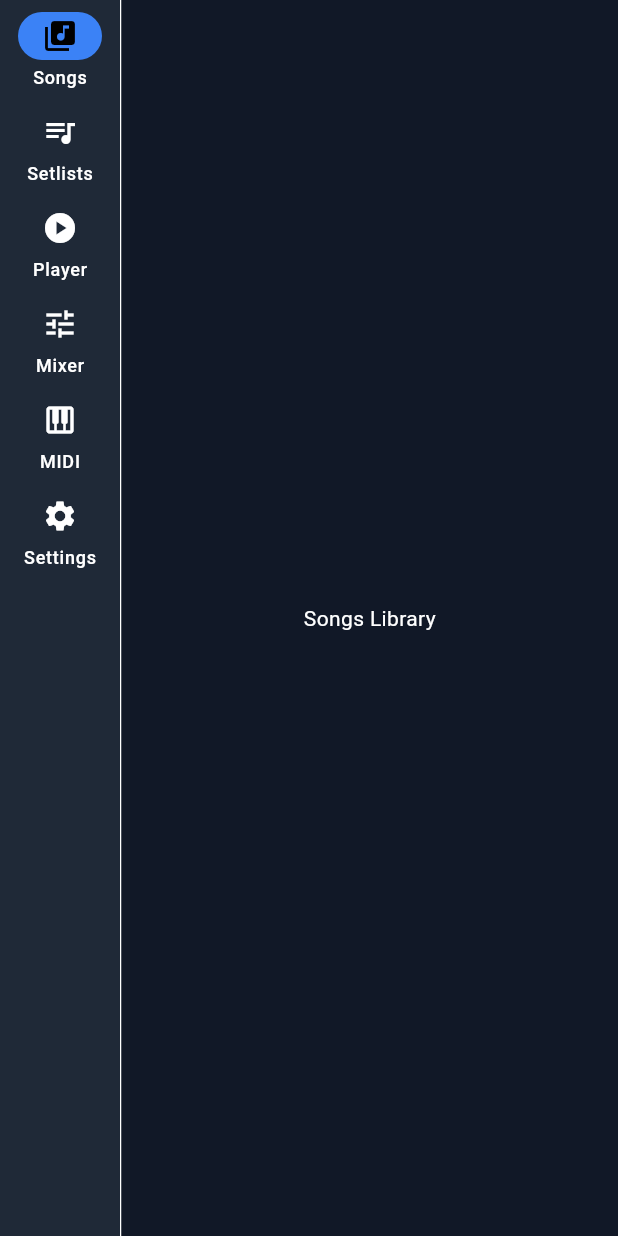
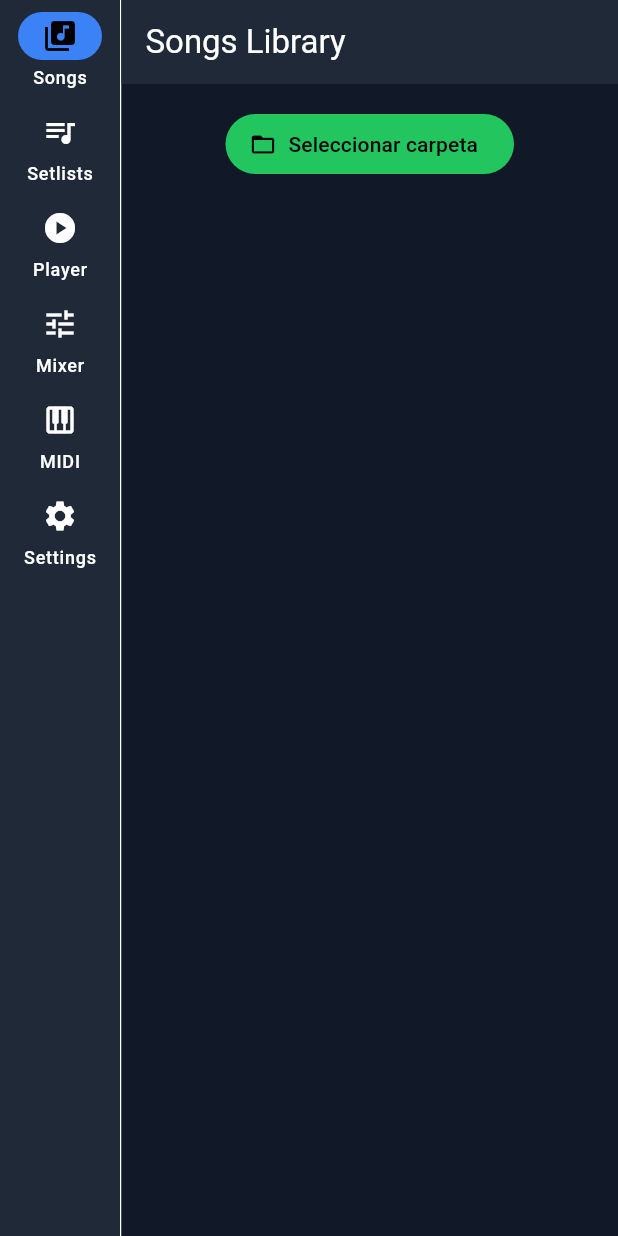
Before and after one commit to Edsontd23/app-multitracks, a Flutter app: the screen it shows after launch, on a phone screen of 412 x 824 dp. Run offline on Flutter 3.47's test engine with Material 3 defaults, Android fonts, the phone set to English and light mode, and no system bars; our stand-ins replace file_picker, flutter_riverpod.

Commit message:
Implement song import functionality with folder selection and asset classification

```diff
--- /dev/null
+++ b/lib/features/songs/domain/song.dart
@@ -0,0 +1,16 @@
+import 'song_asset.dart';
+
+class Song {
+  final String title;
+
+  final List<SongAsset> assets;
+
+  const Song({
+    required this.title,
+    required this.assets,
+  });
+
+  List<SongAsset> byType(dynamic type) {
+    return assets.where((e) => e.type == type).toList();
+  }
+}
--- /dev/null
+++ b/lib/features/songs/domain/song_asset.dart
@@ -0,0 +1,13 @@
+import 'song_asset_type.dart';
+
+class SongAsset {
+  final String name;
+  final String path;
+  final SongAssetType type;
+
+  const SongAsset({
+    required this.name,
+    required this.path,
+    required this.type,
+  });
+}
--- a/lib/features/songs/presentation/songs_page.dart
+++ b/lib/features/songs/presentation/songs_page.dart
@@ -1,13 +1,83 @@
+import 'package:file_picker/file_picker.dart';
 import 'package:flutter/material.dart';
 
-class SongsPage extends StatelessWidget {
+import '../data/song_importer.dart';
+import '../domain/song.dart';
+
+class SongsPage extends StatefulWidget {
   const SongsPage({super.key});
 
   @override
+  State<SongsPage> createState() => _SongsPageState();
+}
+
+class _SongsPageState extends State<SongsPage> {
+  final scanner = SongImporter();
+
+  List<Track> tracks = [];
+
+  String? folderName;
+
+  Future<void> selectFolder() async {
+    final folderPath =
+        await FilePicker.getDirectoryPath();
+
+    if (folderPath == null) return;
+
+    final result = await scanner.scanFolder(folderPath);
+
+    setState(() {
+      tracks = result;
+      folderName = folderPath.split('/').last;
+    });
+  }
+
+  @override
   Widget build(BuildContext context) {
-    return const Scaffold(
-      body: Center(
-        child: Text('Songs Library'),
+    return Scaffold(
+      appBar: AppBar(
+        title: const Text('Songs Library'),
+      ),
+      body: Padding(
+        padding: const EdgeInsets.all(16),
+        child: Column(
+          children: [
+            FilledButton.icon(
+              onPressed: selectFolder,
+              icon: const Icon(Icons.folder_open),
+              label: const Text('Seleccionar carpeta'),
+            ),
+
+            const SizedBox(height: 24),
+
+            if (folderName != null)
+              Align(
+                alignment: Alignment.centerLeft,
+                child: Text(
+                  folderName!,
+                  style: Theme.of(context)
+                      .textTheme
+                      .headlineSmall,
+                ),
+              ),
+
+            const SizedBox(height: 16),
+
+            Expanded(
+              child: ListView.builder(
+                itemCount: tracks.length,
+                itemBuilder: (context, index) {
+                  final track = tracks[index];
+
+                  return ListTile(
+                    leading: const Icon(Icons.music_note),
+                    title: Text(track.name),
+                  );
+                },
+              ),
+            ),
+          ],
+        ),
       ),
     );
   }
```
Also changed, not shown: lib/features/songs/data/song_asset_classifier.dart (added, +52 -0 lines), lib/features/songs/data/song_importer.dart (added, +37 -0 lines), lib/features/songs/domain/song_asset_type.dart (added, +8 -0 lines), 1 other file.
